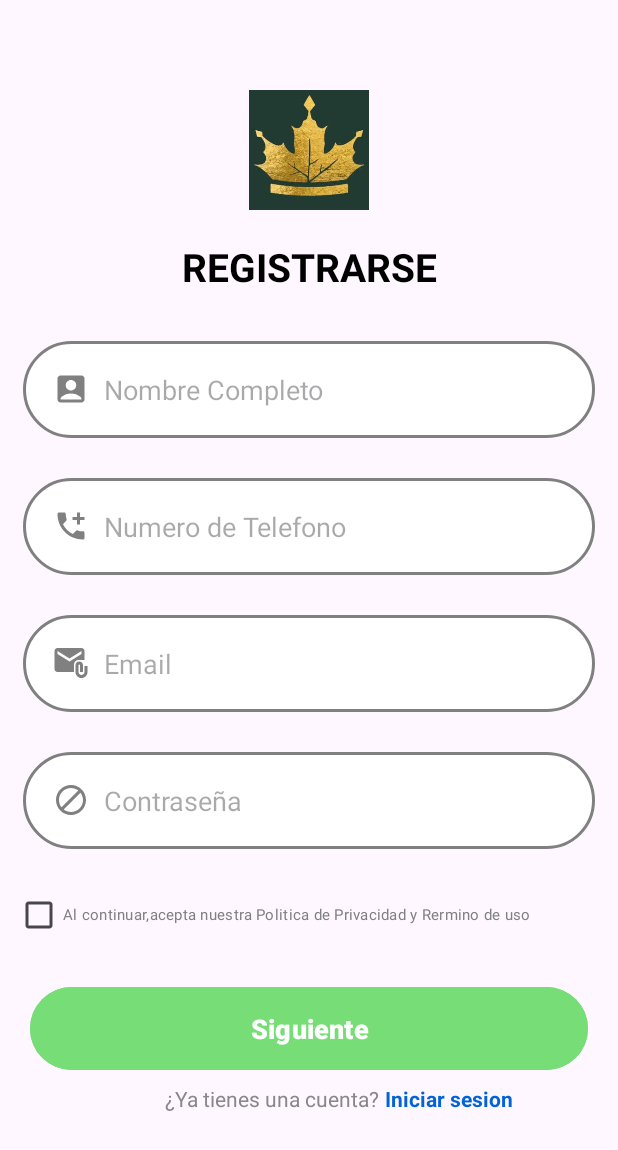
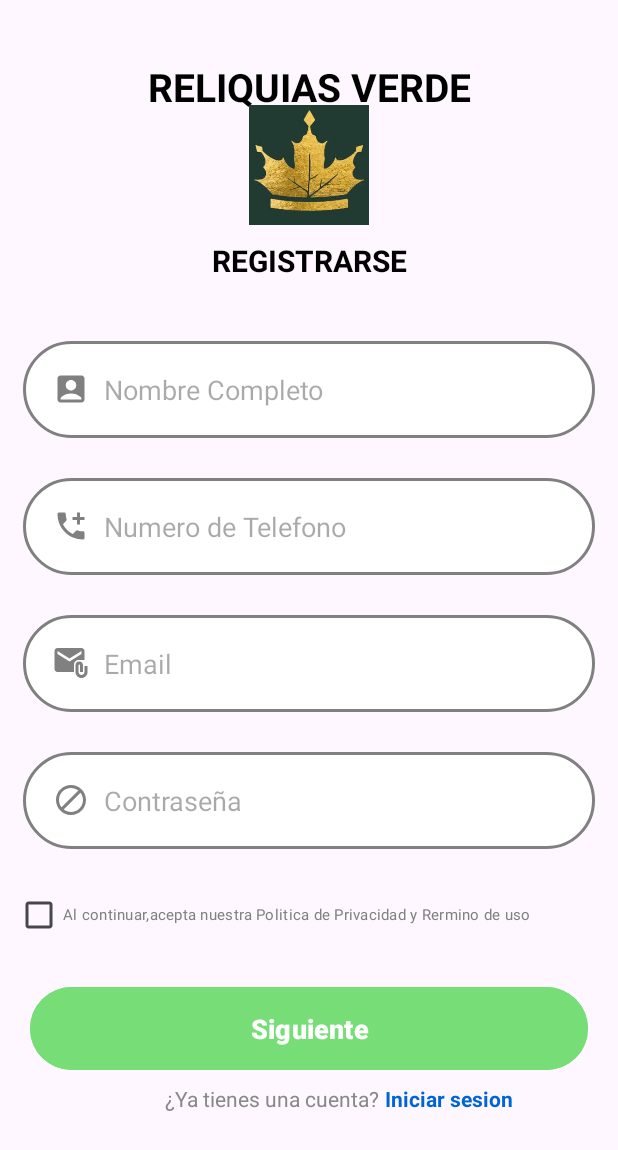
Before and after one commit to Angel96102/ProyectoGrupal, an Android app: the screen it shows after launch (MainActivity), on a phone screen of 412 x 824 dp. Shown: the top 1150 px of the screen. Run offline under Robolectric (Android 15) with nearby library versions, the phone set to English and light mode, and no system bars.

Commit message:
5 cambio

```diff
--- a/app/src/main/res/layout/activity_main.xml
+++ b/app/src/main/res/layout/activity_main.xml
@@ -14,7 +14,16 @@
         android:layout_marginTop="20dp">
 
 
-
+        <TextView
+            android:id="@+id/textView2"
+            android:layout_width="match_parent"
+            android:layout_height="34dp"
+            android:layout_marginTop="20dp"
+            android:textAlignment="center"
+            android:textSize="26sp"
+            android:textStyle="bold"
+            android:textColor="@color/black"
+            android:text="@string/titulo" />
     </LinearLayout>
 
     <LinearLayout
@@ -26,19 +35,20 @@
             android:id="@+id/imageView"
             android:layout_width="match_parent"
             android:layout_height="80dp"
+
             android:src="@drawable/logo"
-            android:layout_marginTop="60dp"
+            android:layout_marginTop="70dp"
             />
 
         <TextView
             android:id="@+id/textView"
             android:layout_width="match_parent"
             android:layout_height="34dp"
-            android:layout_marginTop="20dp"
+            android:layout_marginTop="10dp"
             android:text="@string/Registrase"
             android:textAlignment="center"
             android:textColor="@color/black"
-            android:textSize="26sp"
+            android:textSize="20sp"
             android:textStyle="bold" />
 
         <EditText
--- a/app/src/main/res/values/strings.xml
+++ b/app/src/main/res/values/strings.xml
@@ -28,4 +28,5 @@
     <string name="coninue">Continue</string>
     <string name="log">Iniciar sesion</string>
     <string name="as">Enter your email</string>
+    <string name="titulo">RELIQUIAS VERDE</string>
 </resources>
```
Also changed, not shown: app/src/main/res/drawable/portada.jpg (added).
